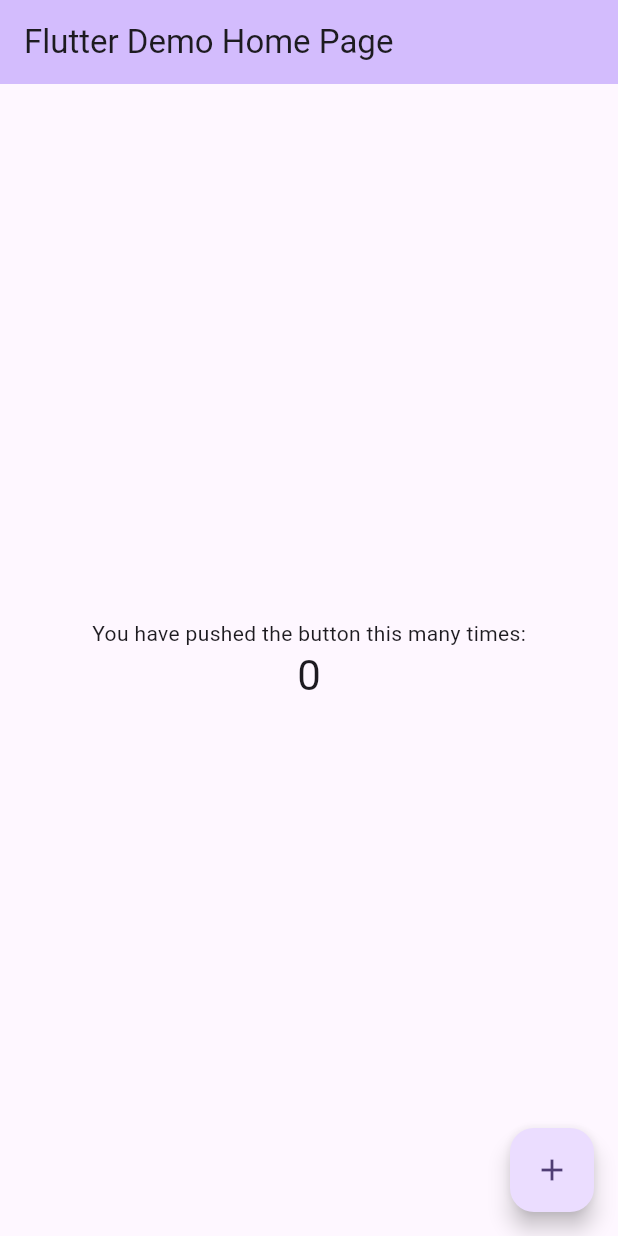
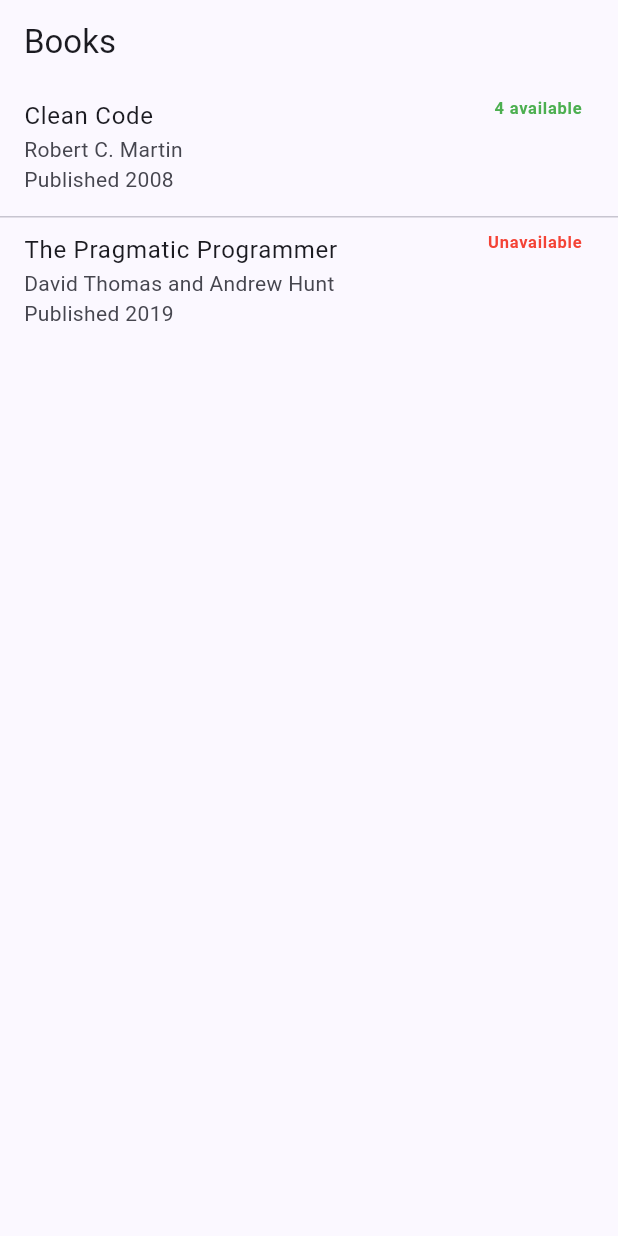
Before and after one commit to dulaing/library_mobile, a Flutter app: the screen it shows after launch, on a phone screen of 412 x 824 dp. Run offline on Flutter 3.47's test engine with Material 3 defaults, Android fonts, the phone set to English and light mode, and no system bars; our stand-ins replace flutter_riverpod, fpdart, riverpod_annotation; generated files the repository leaves out were written again.

Commit message:
feat: add Riverpod books list

```diff
--- a/lib/core/error/failures.dart
+++ b/lib/core/error/failures.dart
@@ -1,9 +1,22 @@
 abstract class Failure {
-  const Failure(this.message);
+  const Failure(this.message); // constructor
+  // it takes one argument and assigns it to "message"
 
   final String message;
 }
 
 class DataFailure extends Failure {
-  const DataFailure() : super('Could not load books.');
+  // constructor for DataFailure (takes no arguments)
+  const DataFailure()
+    : super(
+        'Could not load books.',
+      ); //super calls the parent Failure constructor
 }
+
+/*
+  final failure = DataFailure();
+
+  print(failure.message);
+
+                 prints "Could not load books."
+*/
--- a/lib/features/book/data/datasources/book_local_datasource.dart
+++ b/lib/features/book/data/datasources/book_local_datasource.dart
@@ -30,8 +30,6 @@ class BookLocalDataSourceImpl implements BookLocalDataSource {
       },
     ];
 
-    return records
-        .map((record) => BookModel.fromJson(record))
-        .toList();
+    return records.map((record) => BookModel.fromJson(record)).toList();
   }
 }
--- /dev/null
+++ b/lib/features/book/presentation/screens/books_screen.dart
@@ -0,0 +1,79 @@
+import 'package:flutter/material.dart';
+import 'package:flutter_riverpod/flutter_riverpod.dart';
+
+import '../../../../core/error/failures.dart';
+import '../providers/book_providers.dart';
+import '../widgets/book_list_item.dart';
+
+class BooksScreen extends ConsumerWidget {
+  const BooksScreen({super.key});
+
+  @override
+  Widget build(BuildContext context, WidgetRef ref) {
+    final booksResult = ref.watch(booksProvider);
+
+    return Scaffold(
+      appBar: AppBar(title: const Text('Books')),
+      body: booksResult.when(
+        loading: () {
+          return const Center(child: CircularProgressIndicator());
+        },
+        error: (error, stackTrace) {
+          final message = error is Failure
+              ? error.message
+              : 'Something went wrong.';
+
+          return Center(
+            child: Column(
+              mainAxisSize: MainAxisSize.min,
+              children: [
+                Text(message),
+                const SizedBox(height: 12),
+                ElevatedButton(
+                  onPressed: () {
+                    ref.invalidate(booksProvider);
+                  },
+                  child: const Text('Retry'),
+                ),
+              ],
+            ),
+          );
+        },
+        data: (books) {
+          if (books.isEmpty) {
+            return RefreshIndicator(
+              onRefresh: () async {
+                await ref.refresh(booksProvider.future);
+              },
+              child: ListView(
+                physics: const AlwaysScrollableScrollPhysics(),
+                children: const [
+                  SizedBox(
+                    height: 300,
+                    child: Center(child: Text('No books found.')),
+                  ),
+                ],
+              ),
+            );
+          }
+
+          return RefreshIndicator(
+            onRefresh: () async {
+              await ref.refresh(booksProvider.future);
+            },
+            child: ListView.separated(
+              physics: const AlwaysScrollableScrollPhysics(),
+              itemCount: books.length,
+              itemBuilder: (context, index) {
+                return BookListItem(book: books[index]);
+              },
+              separatorBuilder: (context, index) {
+                return const Divider(height: 1);
+              },
+            ),
+          );
+        },
+      ),
+    );
+  }
+}
--- /dev/null
+++ b/lib/features/book/presentation/widgets/book_list_item.dart
@@ -0,0 +1,27 @@
+import 'package:flutter/material.dart';
+
+import '../../domain/entities/book.dart';
+
+class BookListItem extends StatelessWidget {
+  const BookListItem({required this.book, super.key});
+
+  final Book book;
+
+  @override
+  Widget build(BuildContext context) {
+    final isAvailable = book.availableCopies > 0;
+
+    return ListTile(
+      title: Text(book.title),
+      subtitle: Text('${book.author}\nPublished ${book.publishedYear}'),
+      isThreeLine: true,
+      trailing: Text(
+        isAvailable ? '${book.availableCopies} available' : 'Unavailable',
+        style: TextStyle(
+          color: isAvailable ? Colors.green : Colors.red,
+          fontWeight: FontWeight.bold,
+        ),
+      ),
+    );
+  }
+}
--- a/lib/main.dart
+++ b/lib/main.dart
@@ -1,122 +1,24 @@
 import 'package:flutter/material.dart';
+import 'package:flutter_riverpod/flutter_riverpod.dart';
+
+import 'features/book/presentation/screens/books_screen.dart';
 
 void main() {
-  runApp(const MyApp());
+  runApp(const ProviderScope(child: LibraryApp()));
 }
 
-class MyApp extends StatelessWidget {
-  const MyApp({super.key});
+class LibraryApp extends StatelessWidget {
+  const LibraryApp({super.key});
 
-  // This widget is the root of your application.
   @override
   Widget build(BuildContext context) {
     return MaterialApp(
-      title: 'Flutter Demo',
+      title: 'Library',
+      debugShowCheckedModeBanner: false,
       theme: ThemeData(
-        // This is the theme of your application.
-        //
-        // TRY THIS: Try running your application with "flutter run". You'll see
-        // the application has a purple toolbar. Then, without quitting the app,
-        // try changing the seedColor in the colorScheme below to Colors.green
-        // and then invoke "hot reload" (save your changes or press the "hot
-        // reload" button in a Flutter-supported IDE, or press "r" if you used
-        // the command line to start the app).
-        //
-        // Notice that the counter didn't reset back to zero; the application
-        // state is not lost during the reload. To reset the state, use hot
-        // restart instead.
-        //
-        // This works for code too, not just values: Most code changes can be
-        // tested with just a hot reload.
-        colorScheme: .fromSeed(seedColor: Colors.deepPurple),
+        colorScheme: ColorScheme.fromSeed(seedColor: Colors.indigo),
       ),
-      home: const MyHomePage(title: 'Flutter Demo Home Page'),
+      home: const BooksScreen(),
     );
   }
 }
-
-class MyHomePage extends StatefulWidget {
-  const MyHomePage({super.key, required this.title});
-
-  // This widget is the home page of your application. It is stateful, meaning
-  // that it has a State object (defined below) that contains fields that affect
-  // how it looks.
-
-  // This class is the configuration for the state. It holds the values (in this
-  // case the title) provided by the parent (in this case the App widget) and
-  // used by the build method of the State. Fields in a Widget subclass are
-  // always marked "final".
-
-  final String title;
-
-  @override
-  State<MyHomePage> createState() => _MyHomePageState();
-}
-
-class _MyHomePageState extends State<MyHomePage> {
-  int _counter = 0;
-
-  void _incrementCounter() {
-    setState(() {
-      // This call to setState tells the Flutter framework that something has
-      // changed in this State, which causes it to rerun the build method below
-      // so that the display can reflect the updated values. If we changed
-      // _counter without calling setState(), then the build method would not be
-      // called again, and so nothing would appear to happen.
-      _counter++;
-    });
-  }
-
-  @override
-  Widget build(BuildContext context) {
-    // This method is rerun every time setState is called, for instance as done
-    // by the _incrementCounter method above.
-    //
-    // The Flutter framework has been optimized to make rerunning build methods
-    // fast, so that you can just rebuild anything that needs updating rather
-    // than having to individually change instances of widgets.
-    return Scaffold(
-      appBar: AppBar(
-        // TRY THIS: Try changing the color here to a specific color (to
-        // Colors.amber, perhaps?) and trigger a hot reload to see the AppBar
-        // change color while the other colors stay the same.
-        backgroundColor: Theme.of(context).colorScheme.inversePrimary,
-        // Here we take the value from the MyHomePage object that was created by
-        // the App.build method, and use it to set our appbar title.
-        title: Text(widget.title),
-      ),
-      body: Center(
-        // Center is a layout widget. It takes a single child and positions it
-        // in the middle of the parent.
-        child: Column(
-          // Column is also a layout widget. It takes a list of children and
-          // arranges them vertically. By default, it sizes itself to fit its
-          // children horizontally, and tries to be as tall as its parent.
-          //
-          // Column has various properties to control how it sizes itself and
-          // how it positions its children. Here we use mainAxisAlignment to
-          // center the children vertically; the main axis here is the vertical
-          // axis because Columns are vertical (the cross axis would be
-          // horizontal).
-          //
-          // TRY THIS: Invoke "debug painting" (choose the "Toggle Debug Paint"
-          // action in the IDE, or press "p" in the console), to see the
-          // wireframe for each widget.
-          mainAxisAlignment: .center,
-          children: [
-            const Text('You have pushed the button this many times:'),
-            Text(
-              '$_counter',
-              style: Theme.of(context).textTheme.headlineMedium,
-            ),
-          ],
-        ),
-      ),
-      floatingActionButton: FloatingActionButton(
-        onPressed: _incrementCounter,
-        tooltip: 'Increment',
-        child: const Icon(Icons.add),
-      ),
-    );
-  }
-}
```
Also changed, not shown: lib/features/book/presentation/providers/book_providers.dart (added, +38 -0 lines), lib/features/book/data/models/book_model.dart (line endings or trailing spaces), lib/features/book/data/repositories/book_repository_impl.dart (line endings or trailing spaces), lib/features/book/domain/entities/book.dart (line endings or trailing spaces), lib/features/book/domain/repositories/book_repository.dart (line endings or trailing spaces), lib/features/book/domain/usecases/get_books.dart (line endings or trailing spaces), lib/features/book/presentation/providers/book_providers.g.dart (added).
